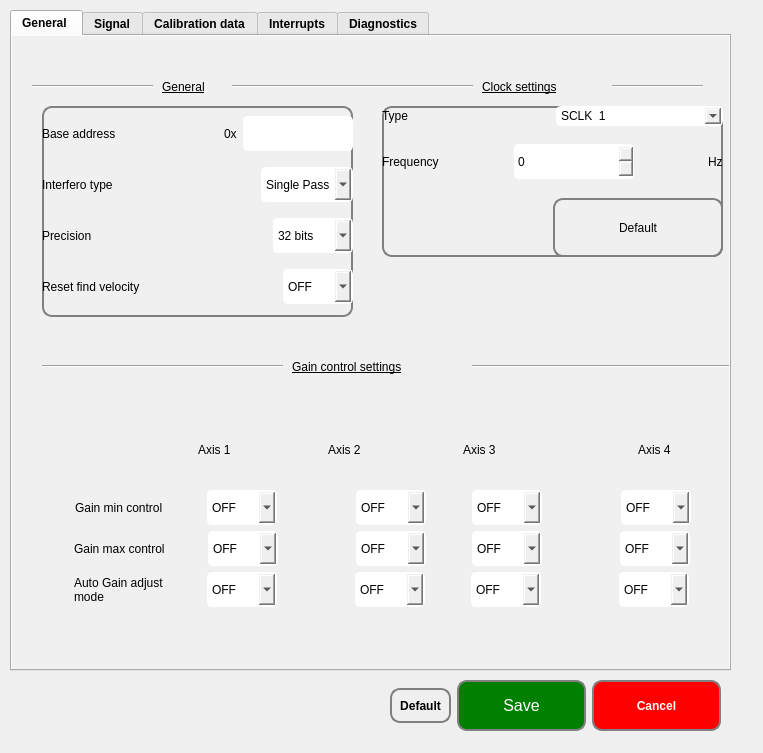
Before: the Qt Designer form ECA_SOLEIL_ZMI4104C/settingsform.ui in guepy/ECA_ZMI4104C_main, drawn with Qt 5.
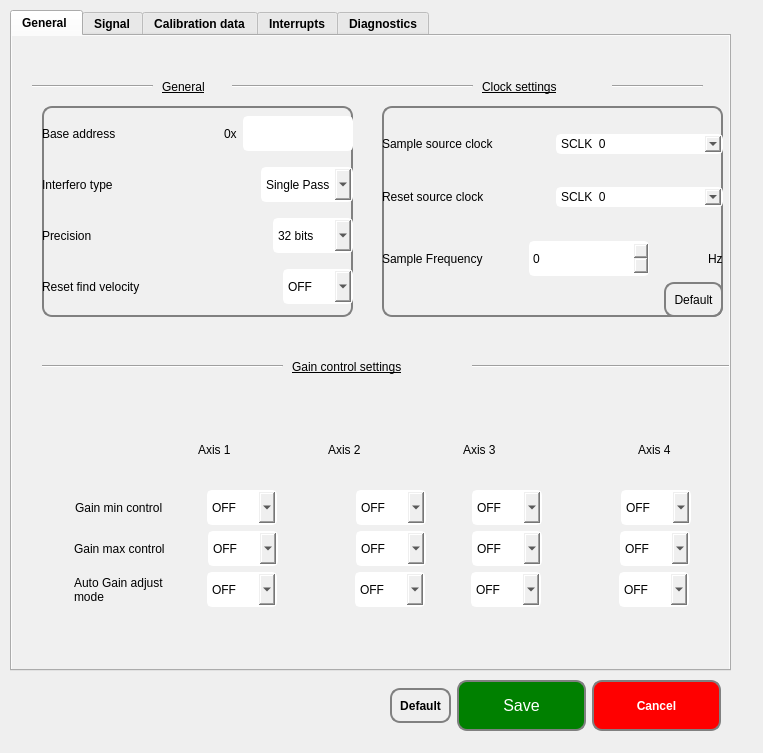
After: the same form once the commit is applied. The open tabs and pages were chosen to show the change. Icons and pictures are not drawn.

Diff of the .ui file:
```diff
--- a/ECA_SOLEIL_ZMI4104C/settingsform.ui
+++ b/ECA_SOLEIL_ZMI4104C/settingsform.ui
@@ -51,6 +51,16 @@
 }
 QTabWidget{
 color: red;
+}
+
+QPushButton:hover{
+border:  2px solid white;
+border-radius: 5px;
+}
+
+QPushButton:pressed{
+border:  2px solid white;
+border-radius: 10px;
 }</string>
   </property>
   <widget class="QTabWidget" name="settingsTab">
@@ -347,7 +357,7 @@
        <x>370</x>
        <y>70</y>
        <width>341</width>
-       <height>151</height>
+       <height>211</height>
       </rect>
      </property>
      <property name="styleSheet">
@@ -358,37 +368,96 @@
 }</string>
      </property>
      <layout class="QVBoxLayout" name="verticalLayout_6">
+      <item>
+       <spacer name="verticalSpacer_7">
+        <property name="orientation">
+         <enum>Qt::Vertical</enum>
+        </property>
+        <property name="sizeHint" stdset="0">
+         <size>
+          <width>20</width>
+          <height>40</height>
+         </size>
+        </property>
+       </spacer>
+      </item>
       <item>
        <layout class="QHBoxLayout" name="horizontalLayout_12">
         <item>
          <widget class="QLabel" name="label_21">
           <property name="text">
-           <string>Type</string>
+           <string>Sample source clock</string>
           </property>
          </widget>
         </item>
         <item>
-         <widget class="QComboBox" name="comboBox">
+         <widget class="QComboBox" name="sampleSCLK">
+          <item>
+           <property name="text">
+            <string>SCLK  0</string>
+           </property>
+          </item>
           <item>
            <property name="text">
             <string>SCLK  1</string>
            </property>
           </item>
+         </widget>
+        </item>
+       </layout>
+      </item>
+      <item>
+       <spacer name="verticalSpacer_5">
+        <property name="orientation">
+         <enum>Qt::Vertical</enum>
+        </property>
+        <property name="sizeHint" stdset="0">
+         <size>
+          <width>20</width>
+          <height>40</height>
+         </size>
+        </property>
+       </spacer>
+      </item>
+      <item>
+       <layout class="QHBoxLayout" name="horizontalLayout_44">
+        <item>
+         <widget class="QLabel" name="label_22">
+          <property name="text">
+           <string>Reset source clock</string>
+          </property>
+         </widget>
+        </item>
+        <item>
+         <widget class="QComboBox" name="resetSCLK">
           <item>
            <property name="text">
-            <string>SCLK  2</string>
+            <string>SCLK  0</string>
            </property>
           </item>
          </widget>
         </item>
        </layout>
       </item>
+      <item>
+       <spacer name="verticalSpacer_6">
+        <property name="orientation">
+         <enum>Qt::Vertical</enum>
+        </property>
+        <property name="sizeHint" stdset="0">
+         <size>
+          <width>20</width>
+          <height>40</height>
+         </size>
+        </property>
+       </spacer>
+      </item>
       <item>
        <layout class="QHBoxLayout" name="horizontalLayout_10">
         <item>
          <widget class="QLabel" name="label_18">
           <property name="text">
-           <string>Frequency</string>
+           <string>Sample Frequency</string>
           </property>
          </widget>
         </item>
@@ -397,6 +466,9 @@
           <property name="orientation">
            <enum>Qt::Horizontal</enum>
           </property>
+          <property name="sizeType">
+           <enum>QSizePolicy::Fixed</enum>
+          </property>
           <property name="sizeHint" stdset="0">
            <size>
             <width>40</width>
@@ -464,7 +536,7 @@
         <item>
          <widget class="QPushButton" name="pushButton_12">
           <property name="sizePolicy">
-           <sizepolicy hsizetype="Expanding" vsizetype="Preferred">
+           <sizepolicy hsizetype="Fixed" vsizetype="Fixed">
             <horstretch>0</horstretch>
             <verstretch>0</verstretch>
            </sizepolicy>
```
Left out of the diff: 43 changed lines with no effect on the pictures.
